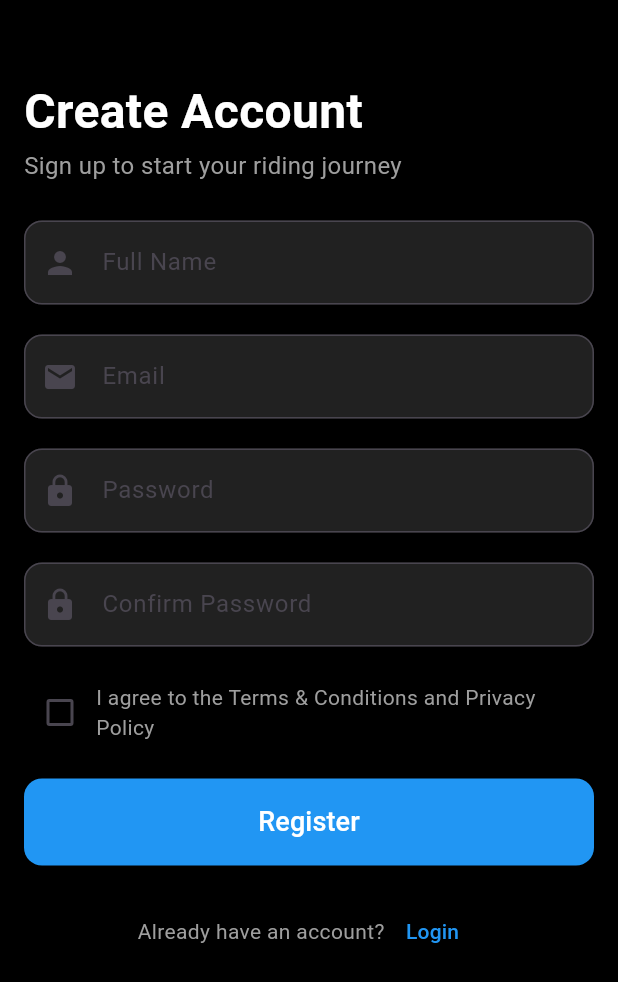
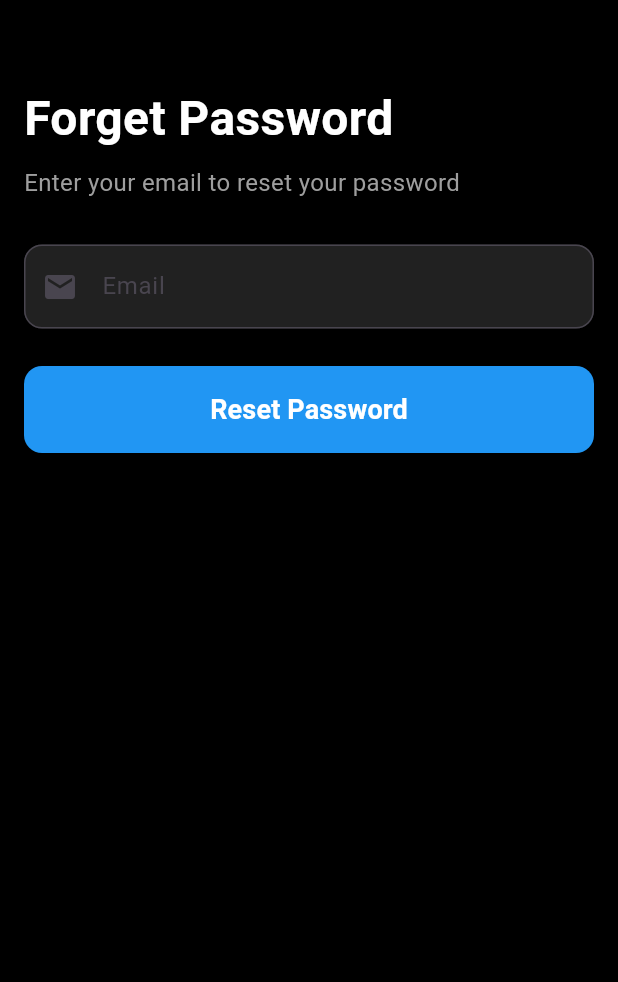
Before and after one commit to Sreenu-123/Ashwa, a Flutter app: the screen it shows after launch, on a phone screen of 412 x 824 dp. Shown: the top 982 px of the screen. Run offline on Flutter 3.47's test engine with Material 3 defaults, Android fonts, the phone set to English and light mode, and no system bars.

Commit message:
Build forgot password screen UI skeleton

```diff
--- /dev/null
+++ b/lib/Screens/Authentication/forget_password_screen.dart
@@ -0,0 +1,91 @@
+import 'package:flutter/material.dart';
+
+class ForgetPasswordScreen extends StatefulWidget {
+  const ForgetPasswordScreen({super.key});
+
+  @override
+  State<ForgetPasswordScreen> createState() => _ForgetPasswordScreenState();
+}
+
+class _ForgetPasswordScreenState extends State<ForgetPasswordScreen> {
+  @override
+  Widget build(BuildContext context) {
+    return Scaffold(
+      backgroundColor: Colors.black,
+      body: SafeArea(
+        child: SingleChildScrollView(
+          child: Padding(
+            padding: const EdgeInsets.all(16.0),
+            child: Column(
+              crossAxisAlignment: CrossAxisAlignment.start,
+              children: [
+                const SizedBox(height: 40),
+                Text(
+                  'Forget Password',
+                  style: TextStyle(
+                    fontSize: 32,
+                    color: Colors.white,
+                    fontWeight: FontWeight.bold,
+                  ),
+                ),
+                SizedBox(height: 8),
+                Text(
+                  'Enter your email to reset your password',
+                  style: TextStyle(fontSize: 16, color: Colors.grey),
+                ),
+                SizedBox(height: 30),
+                TextFormField(
+                  decoration: InputDecoration(
+                    hintText: 'Email',
+                    prefixIcon: Icon(Icons.email),
+                    filled: true,
+                    fillColor: Colors.grey[900],
+                    border: OutlineInputBorder(
+                      borderRadius: BorderRadius.circular(12),
+                      borderSide: BorderSide(color: Colors.grey.shade800),
+                    ),
+                    focusedBorder: OutlineInputBorder(
+                      borderRadius: BorderRadius.circular(12),
+                      borderSide: BorderSide(
+                        color: Colors.grey.shade800,
+                        width: 1.5,
+                      ),
+                    ),
+                  ),
+                ),
+                SizedBox(height: 25),
+                ElevatedButton(
+                  onPressed: () {
+                    // Handle password reset logic here
+                  },
+                  style: ElevatedButton.styleFrom(
+                    backgroundColor:
+                        Colors.blue, // Set the button color to blue
+                    shape: RoundedRectangleBorder(
+                      borderRadius: BorderRadius.circular(
+                        12,
+                      ), // Rounded corners
+                    ),
+                    padding: EdgeInsets.symmetric(
+                      vertical: 16,
+                    ), // Button height
+                  ),
+                  child: Center(
+                    child: Text(
+                      'Reset Password',
+                      style: TextStyle(
+                        color: Colors.white,
+                        fontSize: 18,
+                        fontWeight: FontWeight.bold,
+                      ),
+                    ),
+                  ),
+                ),
+              ],
+            ),
+          ),
+        ),
+      ),
+    );
+  }
+}
--- a/lib/Screens/Authentication/register_screen.dart
+++ b/lib/Screens/Authentication/register_screen.dart
@@ -142,10 +142,6 @@ class _RegisterScreenState extends State<RegisterScreen> {
                     onPressed: () {
                       // Handle registration logic
                     },
-                    child: Text(
-                      'Register',
-                      style: TextStyle(fontSize: 18, color: Colors.white),
-                    ),
                     style: ElevatedButton.styleFrom(
                       padding: EdgeInsets.symmetric(vertical: 16),
                       backgroundColor: Colors.blue,
@@ -153,9 +149,13 @@ class _RegisterScreenState extends State<RegisterScreen> {
                         borderRadius: BorderRadius.circular(12),
                       ),
                     ),
+                    child: Text(
+                      'Register',
+                      style: TextStyle(fontSize: 18, color: Colors.white),
+                    ),
                   ),
                 ),
-                SizedBox(height: 20),
+                SizedBox(height: 40),
                 Row(
                   mainAxisAlignment: MainAxisAlignment.center,
                   children: [
--- a/lib/main.dart
+++ b/lib/main.dart
@@ -1,5 +1,5 @@
 import 'package:flutter/material.dart';
-import 'Screens/Authentication/register_screen.dart';
+import 'Screens/Authentication/forget_password_screen.dart';
 
 void main() {
   runApp(const AshwaApp());
@@ -13,7 +13,7 @@ class AshwaApp extends StatelessWidget {
     return MaterialApp(
       debugShowCheckedModeBanner: false,
       title: 'ASHWA',
-      home: const RegisterScreen(),
+      home: const ForgetPasswordScreen(),
     );
   }
 }
```
